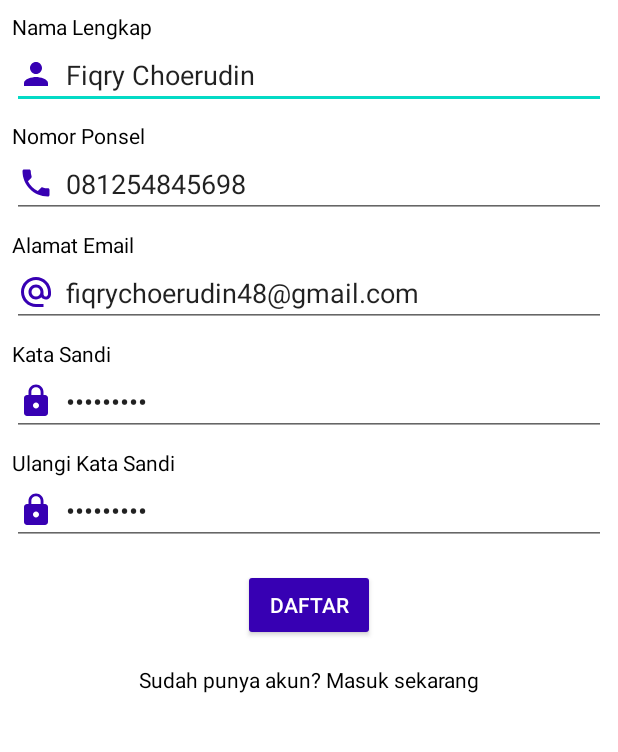
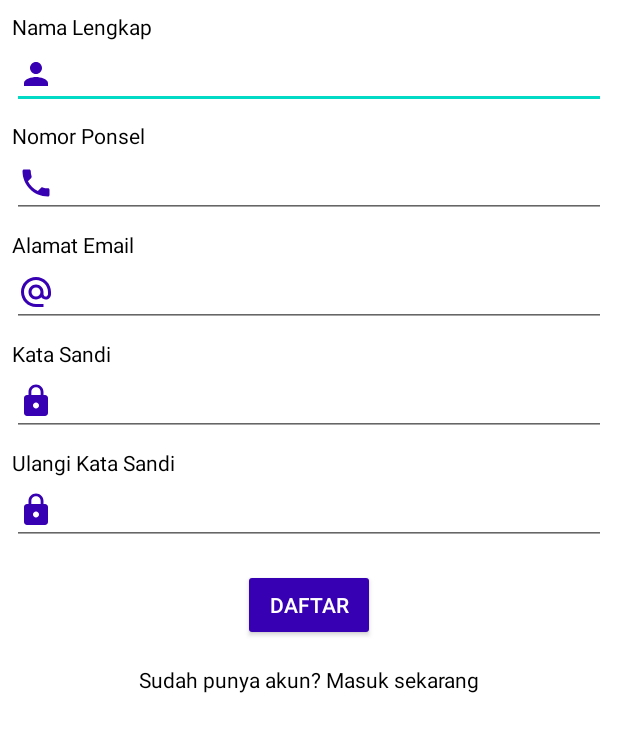
Before and after one commit to asengsaragih/AndroidKedaiAsikApp, an Android app: the SignupActivity screen opened directly, with no data from a screen before it, on a phone screen of 412 x 824 dp, the part 204-956 px from its top. Run offline under Robolectric (Android 15) with nearby library versions, the phone set to English and light mode, and no system bars; our stand-ins replace Firebase (no records; nobody signed in at launch, a user with empty details on screens opened directly); 1 statement that could not run was skipped.

Commit message:
Fixed Program

```diff
--- a/app/src/main/java/com/suncode/kedaiasik/TransactionActivity.java
+++ b/app/src/main/java/com/suncode/kedaiasik/TransactionActivity.java
@@ -137,7 +137,7 @@ public class TransactionActivity extends BaseActivity {
         //send message to user
         getStoreData();
 
-        startActivity(new Intent(getApplicationContext(), MainActivity.class));
+//        startActivity(new Intent(getApplicationContext(), MainActivity.class));
         finish();
     }
 
--- a/app/src/main/res/layout/activity_signin.xml
+++ b/app/src/main/res/layout/activity_signin.xml
@@ -34,7 +34,6 @@
             android:drawablePadding="8dp"
             android:ems="10"
             android:inputType="textPassword"
-            android:text="ganteng00"
             app:layout_constraintEnd_toEndOf="parent"
             app:layout_constraintStart_toStartOf="parent"
             app:layout_constraintTop_toBottomOf="@+id/textView_signin_password_title" />
@@ -49,7 +48,6 @@
             android:drawablePadding="8dp"
             android:ems="10"
             android:inputType="textEmailAddress"
-            android:text="fiqrychoerudin48@gmail.com"
             app:layout_constraintEnd_toEndOf="parent"
             app:layout_constraintStart_toStartOf="parent"
             app:layout_constraintTop_toBottomOf="@+id/textView_signin_email_title" />
--- a/app/src/main/res/layout/activity_signup.xml
+++ b/app/src/main/res/layout/activity_signup.xml
@@ -32,7 +32,6 @@
             android:drawablePadding="8dp"
             android:ems="10"
             android:inputType="textPassword"
-            android:text="ganteng00"
             app:layout_constraintEnd_toEndOf="parent"
             app:layout_constraintStart_toStartOf="parent"
             app:layout_constraintTop_toBottomOf="@+id/textView_signup_password_title" />
@@ -47,7 +46,6 @@
             android:drawablePadding="8dp"
             android:ems="10"
             android:inputType="textEmailAddress"
-            android:text="fiqrychoerudin48@gmail.com"
             app:layout_constraintEnd_toEndOf="parent"
             app:layout_constraintStart_toStartOf="parent"
             app:layout_constraintTop_toBottomOf="@+id/textView_signup_email_title" />
@@ -62,7 +60,6 @@
             android:drawablePadding="8dp"
             android:ems="10"
             android:inputType="textPersonName"
-            android:text="Fiqry Choerudin"
             app:layout_constraintEnd_toEndOf="parent"
             app:layout_constraintStart_toStartOf="parent"
             app:layout_constraintTop_toBottomOf="@+id/textView_signup_name_title" />
@@ -77,7 +74,6 @@
             android:drawablePadding="8dp"
             android:ems="10"
             android:inputType="phone"
-            android:text="081254845698"
             app:layout_constraintEnd_toEndOf="parent"
             app:layout_constraintStart_toStartOf="parent"
             app:layout_constraintTop_toBottomOf="@+id/textView_signup_phone_title" />
@@ -92,7 +88,6 @@
             android:drawablePadding="8dp"
             android:ems="10"
             android:inputType="textPassword"
-            android:text="ganteng00"
             app:layout_constraintEnd_toEndOf="parent"
             app:layout_constraintStart_toStartOf="parent"
             app:layout_constraintTop_toBottomOf="@+id/textView_signup_repassword_title" />
```
